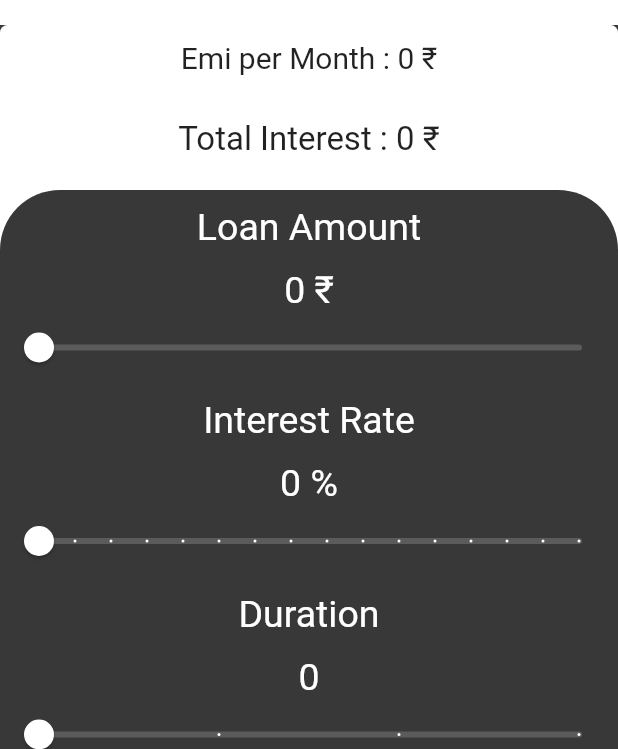
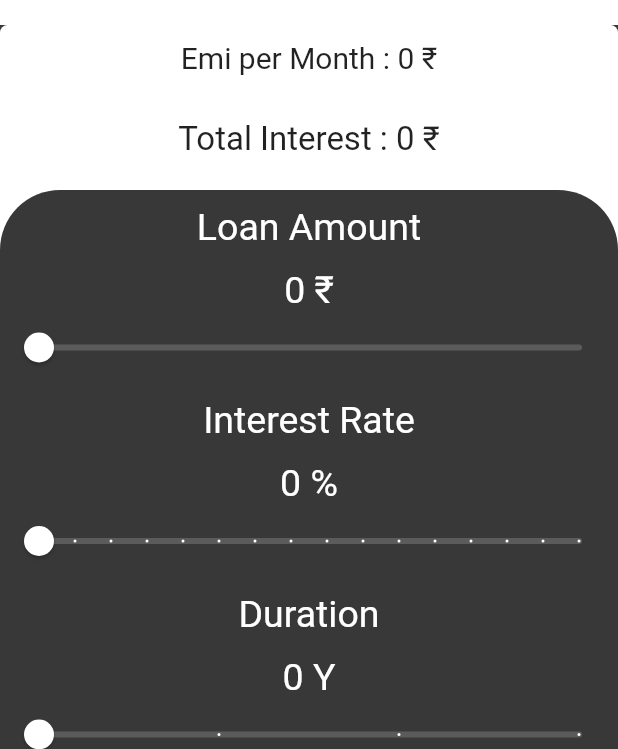
Before and after one commit to jaysardhara34/Emi_Calc, a Flutter app: the screen it shows after launch, on a phone screen of 412 x 824 dp, the part 59-808 px from its top. Run offline on Flutter 3.47's test engine with Material 2 defaults, Android fonts, the phone set to English and light mode, and no system bars.

Commit message:
8-9-2022

```diff
--- a/lib/screen/home/view/homeScreen.dart
+++ b/lib/screen/home/view/homeScreen.dart
@@ -141,7 +141,7 @@ class _HomescreenState extends State<Homescreen> {
                           height: 13,
                         ),
                         Text(
-                          '${Provider.of<homeProvider>(context, listen: true).tr.toInt()}',
+                          '${Provider.of<homeProvider>(context, listen: true).tr.toInt()} Y',
                           style:
                               TextStyle(color: Color(0xffffffff), fontSize: 25),
                         ),
```
